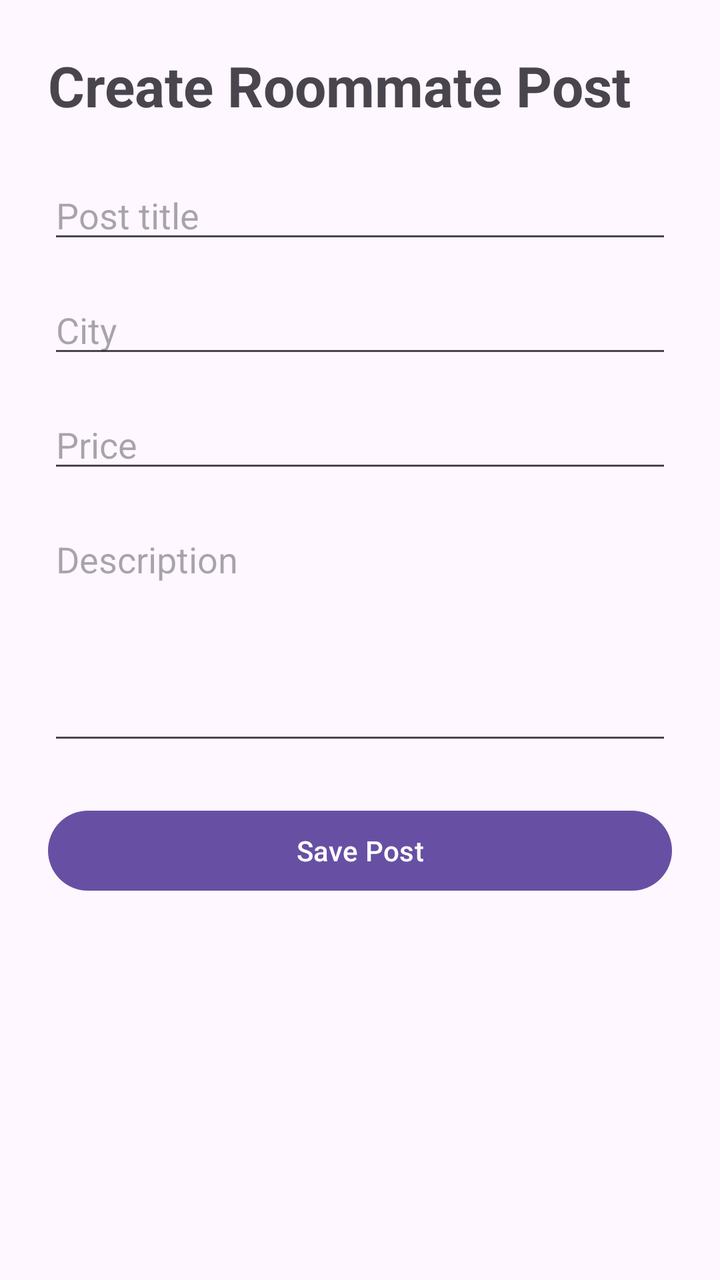
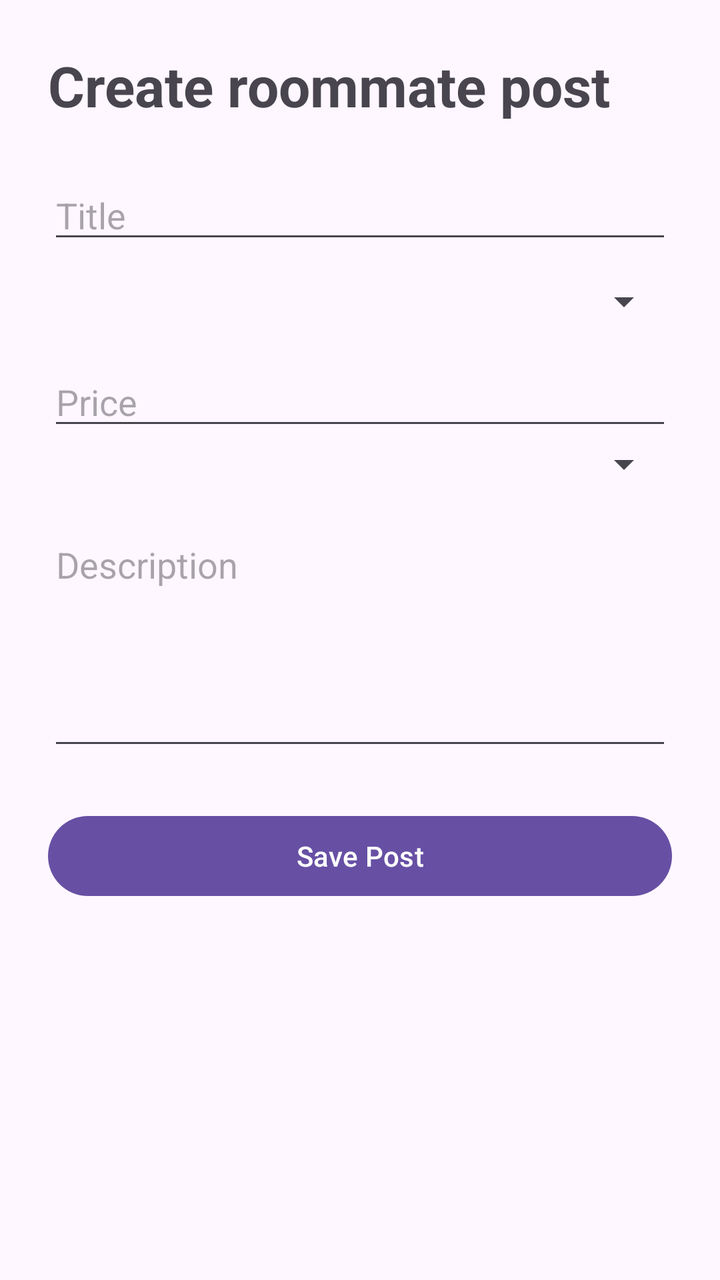

Compare the two renders of this Android layout. The source of the first and the diff that turns it into the second are given below.
<!-- AndroidManifest.xml: application theme Theme.CimerMK -->
<!-- res/layout/activity_create_post.xml -->
<?xml version="1.0" encoding="utf-8"?>
<ScrollView
    xmlns:android="http://schemas.android.com/apk/res/android"
    android:layout_width="match_parent"
    android:layout_height="match_parent">

    <LinearLayout
        android:layout_width="match_parent"
        android:layout_height="wrap_content"
        android:orientation="vertical"
        android:padding="24dp">

        <TextView
            android:layout_width="wrap_content"
            android:layout_height="wrap_content"
            android:text="Create Roommate Post"
            android:textSize="28sp"
            android:textStyle="bold"
            android:layout_marginBottom="24dp"/>

        <EditText
            android:id="@+id/etTitle"
            android:layout_width="match_parent"
            android:layout_height="wrap_content"
            android:hint="Post title"/>

        <EditText
            android:id="@+id/etCity"
            android:layout_width="match_parent"
            android:layout_height="wrap_content"
            android:hint="City"
            android:layout_marginTop="16dp"/>

        <EditText
            android:id="@+id/etPrice"
            android:layout_width="match_parent"
            android:layout_height="wrap_content"
            android:hint="Price"
            android:inputType="number"
            android:layout_marginTop="16dp"/>

        <EditText
            android:id="@+id/etDescription"
            android:layout_width="match_parent"
            android:layout_height="120dp"
            android:hint="Description"
            android:gravity="top"
            android:layout_marginTop="16dp"/>

        <Button
            android:id="@+id/btnSavePost"
            android:layout_width="match_parent"
            android:layout_height="wrap_content"
            android:text="Save Post"
            android:layout_marginTop="24dp"/>

    </LinearLayout>

</ScrollView>
<!-- resources referenced by this layout -->
<resources>
  <style name="Theme.CimerMK" parent="Base.Theme.CimerMK" />
  <style name="Base.Theme.CimerMK" parent="Theme.Material3.DayNight.NoActionBar">
          
          
      </style>
</resources>

<!-- the commit's change to res/layout/activity_create_post.xml (unified diff, before → after) -->
@@ -13,7 +13,7 @@
         <TextView
             android:layout_width="wrap_content"
             android:layout_height="wrap_content"
-            android:text="Create Roommate Post"
+            android:text="@string/create_roommate_post"
             android:textSize="28sp"
             android:textStyle="bold"
             android:layout_marginBottom="24dp"/>
@@ -22,28 +22,32 @@
             android:id="@+id/etTitle"
             android:layout_width="match_parent"
             android:layout_height="wrap_content"
-            android:hint="Post title"/>
+            android:hint="@string/title"/>
 
-        <EditText
-            android:id="@+id/etCity"
+        <Spinner
+            android:id="@+id/spCity"
             android:layout_width="match_parent"
             android:layout_height="wrap_content"
-            android:hint="City"
-            android:layout_marginTop="16dp"/>
+            android:layout_marginTop="12dp"/>
 
         <EditText
             android:id="@+id/etPrice"
             android:layout_width="match_parent"
             android:layout_height="wrap_content"
-            android:hint="Price"
+            android:hint="@string/price"
             android:inputType="number"
             android:layout_marginTop="16dp"/>
+
+        <Spinner
+            android:id="@+id/spGender"
+            android:layout_width="match_parent"
+            android:layout_height="wrap_content"/>
 
         <EditText
             android:id="@+id/etDescription"
             android:layout_width="match_parent"
             android:layout_height="120dp"
-            android:hint="Description"
+            android:hint="@string/description"
             android:gravity="top"
             android:layout_marginTop="16dp"/>
 
@@ -51,7 +55,7 @@
             android:id="@+id/btnSavePost"
             android:layout_width="match_parent"
             android:layout_height="wrap_content"
-            android:text="Save Post"
+            android:text="@string/save_post"
             android:layout_marginTop="24dp"/>
 
     </LinearLayout>
<!-- resource entries referenced after the edit -->
@@ -1,5 +1,10 @@
 <!-- resources referenced by this layout -->
 <resources>
+  <string name="create_roommate_post">Create roommate post</string>
+  <string name="description">Description</string>
+  <string name="price">Price</string>
+  <string name="save_post">Save Post</string>
+  <string name="title">Title</string>
   <style name="Theme.CimerMK" parent="Base.Theme.CimerMK" />
   <style name="Base.Theme.CimerMK" parent="Theme.Material3.DayNight.NoActionBar">
           
